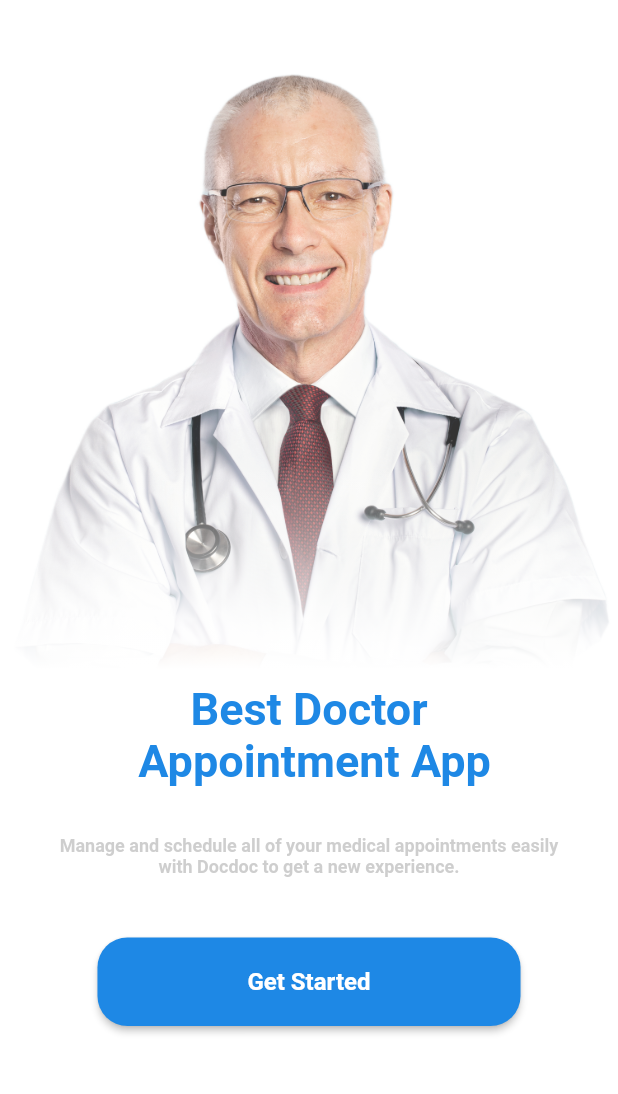
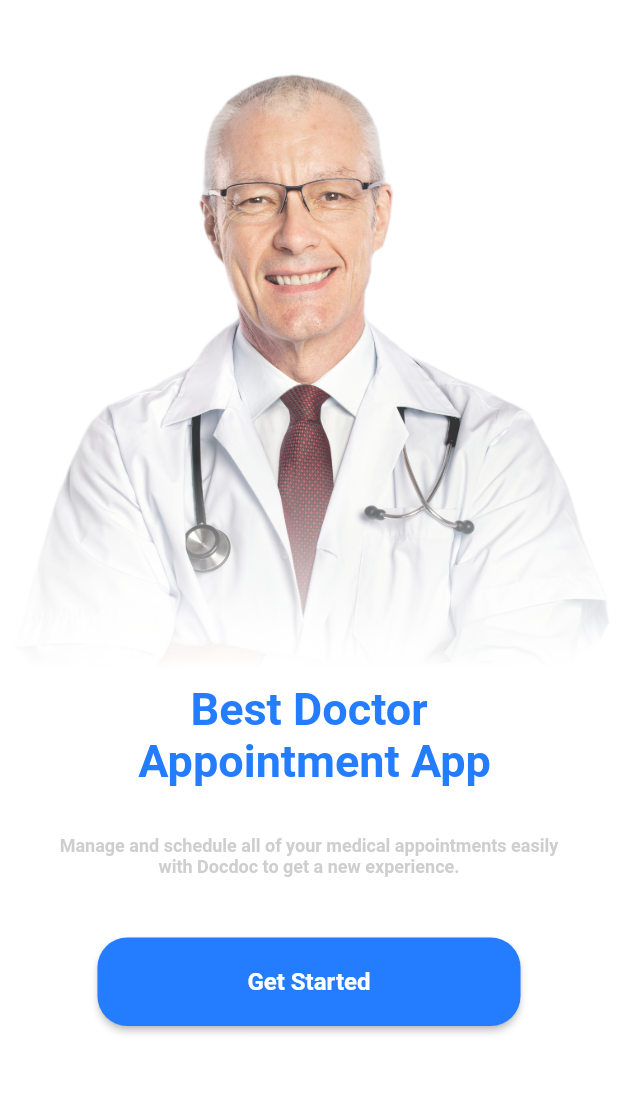
Before and after one commit to Hegazy02/doctorito, a Flutter app: the screen it shows after launch, on a phone screen of 412 x 824 dp, the part 105-1199 px from its top. Run offline on Flutter 3.47's test engine with Material 2 defaults, Android fonts, the phone set to English and light mode, and no system bars; our stand-ins replace flutter_screenutil, flutter_svg.

Commit message:
create branch

```diff
--- /dev/null
+++ b/lib/core/routing/app_router.dart
@@ -0,0 +1,24 @@
+import 'package:doctorito/core/routing/routes.dart';
+import 'package:doctorito/features/home/presentation/views/on_boarding_view.dart';
+import 'package:flutter/material.dart';
+
+class AppRouter {
+  static Route generateRoute(RouteSettings settings) {
+    switch (settings.name) {
+      case Routes.onBoardingView:
+        return MaterialPageRoute(builder: (_) => const OnBoardingView());
+      case Routes.loginView:
+        return MaterialPageRoute(builder: (_) => const OnBoardingView());
+      case Routes.signUpView:
+        return MaterialPageRoute(builder: (_) => const OnBoardingView());
+
+      default:
+        return MaterialPageRoute(
+            builder: (_) => Scaffold(
+                  body: Center(
+                    child: Text("No route defined for ${settings.name}"),
+                  ),
+                ));
+    }
+  }
+}
--- /dev/null
+++ b/lib/core/routing/routes.dart
@@ -0,0 +1,5 @@
+class Routes {
+  static const String onBoardingView = "/onBoardingView";
+  static const String loginView = "/loginView";
+  static const String signUpView = "/signUpView";
+}
--- /dev/null
+++ b/lib/core/theme/colors.dart
@@ -0,0 +1,6 @@
+import 'package:flutter/material.dart';
+
+class MyColors {
+  static const Color primaryColor = Color(0xff247CFF);
+  static const Color grey = Color(0xff757575);
+}
--- a/lib/core/theme/styles.dart
+++ b/lib/core/theme/styles.dart
@@ -1,8 +1,12 @@
+import 'package:doctorito/core/theme/colors.dart';
 import 'package:flutter/material.dart';
 
 class Styles {
-  static TextStyle style30 = TextStyle(
-      fontSize: 30, fontWeight: FontWeight.bold, color: Colors.blue[600]);
+  static const TextStyle style30 = TextStyle(
+    fontSize: 30,
+    fontWeight: FontWeight.bold,
+    color: MyColors.primaryColor,
+  );
   static TextStyle style12 = TextStyle(
       fontSize: 12,
       fontWeight: FontWeight.bold,
--- /dev/null
+++ b/lib/docdoc_app.dart
@@ -0,0 +1,30 @@
+import 'package:doctorito/core/routing/app_router.dart';
+import 'package:doctorito/core/routing/routes.dart';
+import 'package:doctorito/core/theme/colors.dart';
+import 'package:doctorito/features/home/presentation/views/on_boarding_view.dart';
+import 'package:flutter/material.dart';
+import 'package:flutter_screenutil/flutter_screenutil.dart';
+
+class DocDocApp extends StatelessWidget {
+  const DocDocApp({super.key});
+
+  @override
+  Widget build(BuildContext context) {
+    return ScreenUtilInit(
+      designSize: const Size(360, 690),
+      minTextAdapt: true,
+      child: MaterialApp(
+        debugShowCheckedModeBanner: false,
+        home: const OnBoardingView(),
+        theme: ThemeData(
+            primaryColor: MyColors.primaryColor,
+            elevatedButtonTheme: ElevatedButtonThemeData(
+                style: ElevatedButton.styleFrom(
+              backgroundColor: MyColors.primaryColor,
+            ))),
+        onGenerateRoute: AppRouter.generateRoute,
+        initialRoute: Routes.onBoardingView,
+      ),
+    );
+  }
+}
--- a/lib/features/home/presentation/views/home_view.dart
+++ /dev/null
@@ -1,14 +0,0 @@
-import 'package:doctorito/features/home/presentation/views/widgets/home_view_body.dart';
-import 'package:flutter/material.dart';
-
-class HomeView extends StatelessWidget {
-  const HomeView({super.key});
-
-  @override
-  Widget build(BuildContext context) {
-    return const Scaffold(
-      backgroundColor: Colors.white,
-      body: SafeArea(child: HomeViewBody()),
-    );
-  }
-}
--- /dev/null
+++ b/lib/features/home/presentation/views/on_boarding_view.dart
@@ -0,0 +1,14 @@
+import 'package:doctorito/features/home/presentation/views/widgets/on_boarding_view_body.dart';
+import 'package:flutter/material.dart';
+
+class OnBoardingView extends StatelessWidget {
+  const OnBoardingView({super.key});
+
+  @override
+  Widget build(BuildContext context) {
+    return const Scaffold(
+      backgroundColor: Colors.white,
+      body: SafeArea(child: OnBoardingViewBody()),
+    );
+  }
+}
--- a/lib/features/home/presentation/views/widgets/best_doctor_widget.dart
+++ b/lib/features/home/presentation/views/widgets/best_doctor_widget.dart
@@ -8,7 +8,7 @@ class BestDoctorWidget extends StatelessWidget {
 
   @override
   Widget build(BuildContext context) {
-    return Positioned.fill(
+    return const Positioned.fill(
       bottom: 60,
       child: Align(
         alignment: Alignment.bottomCenter,
--- a/lib/features/home/presentation/views/widgets/home_view_body.dart
+++ b/lib/features/home/presentation/views/widgets/on_boarding_view_body.dart
@@ -3,8 +3,8 @@ import 'package:doctorito/features/home/presentation/views/widgets/doctor_image_
 import 'package:doctorito/features/home/presentation/views/widgets/logo_widget.dart';
 import 'package:flutter/material.dart';
 
-class HomeViewBody extends StatelessWidget {
-  const HomeViewBody({super.key});
+class OnBoardingViewBody extends StatelessWidget {
+  const OnBoardingViewBody({super.key});
 
   @override
   Widget build(BuildContext context) {
--- a/lib/main.dart
+++ b/lib/main.dart
@@ -1,24 +1,6 @@
-import 'package:doctorito/features/home/presentation/views/home_view.dart';
+import 'package:doctorito/docdoc_app.dart';
 import 'package:flutter/material.dart';
 
 void main() {
-  runApp(const MyApp());
+  runApp(const DocDocApp());
 }
-
-class MyApp extends StatelessWidget {
-  const MyApp({super.key});
-
-  @override
-  Widget build(BuildContext context) {
-    return MaterialApp(
-      debugShowCheckedModeBanner: false,
-      home: const HomeView(),
-      theme: ThemeData(
-          primaryColor: Colors.blue[600],
-          elevatedButtonTheme: ElevatedButtonThemeData(
-              style: ElevatedButton.styleFrom(
-            backgroundColor: Colors.blue[600],
-          ))),
-    );
-  }
-}
```
Also changed, not shown: pubspec.yaml (+4 -11 lines), pubspec.lock, 1 other file.
